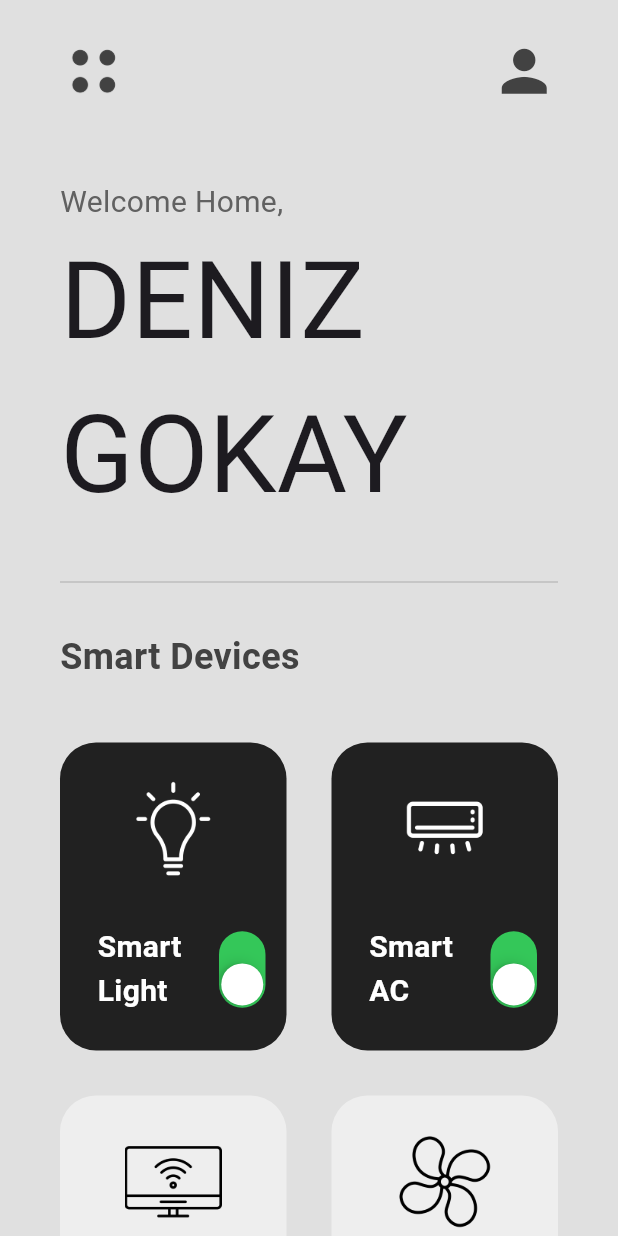
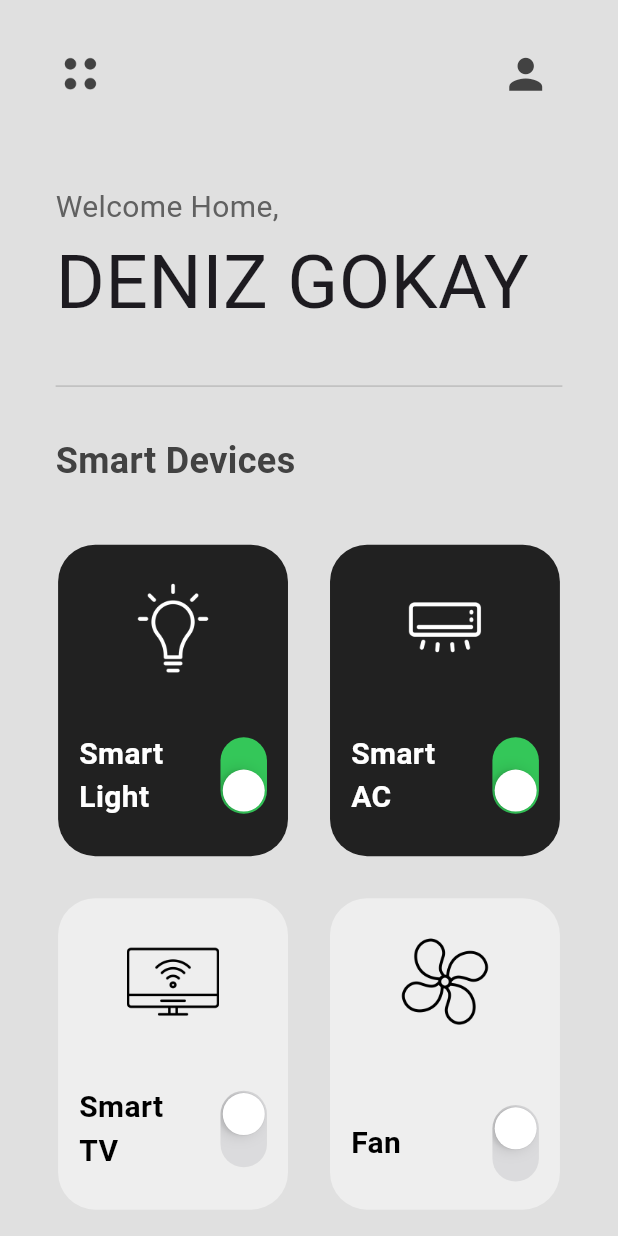
Before and after one commit to DenizGokayHamzali/FlutterProjects, a Flutter app: the screen it shows after launch, on a phone screen of 412 x 824 dp. Run offline on Flutter 3.47's test engine with Material 3 defaults, Android fonts, the light colour scheme and no system bars; our stand-ins replace google_fonts; Roboto replaces fonts that are missing (Oswald).

Commit message:
SmartHomeUI updated to responsive design and README updated

```diff
--- a/SmartHomeUI/lib/pages/home_page.dart
+++ b/SmartHomeUI/lib/pages/home_page.dart
@@ -10,9 +10,6 @@ class HomePage extends StatefulWidget {
 }
 
 class _HomePageState extends State<HomePage> {
-  // Padding constants for dev speed.
-  static const double horizontalPadding = 40;
-  static const double verticalPadding = 25;
 
   // Power button switched.
   void powerSwitchChanged(bool value, int index) {
@@ -23,6 +20,11 @@ class _HomePageState extends State<HomePage> {
 
   @override
   Widget build(BuildContext context) {
+    final screenHeight = MediaQuery.of(context).size.height;
+
+    final double horizontalPadding = screenHeight * 0.045; // 40
+    final double verticalPadding = screenHeight * 0.03; // 25
+
     return Scaffold(
       backgroundColor: Colors.grey[300],
       body: SafeArea(
@@ -31,7 +33,7 @@ class _HomePageState extends State<HomePage> {
           children: [
             // Custom app bar.
             Padding(
-              padding: const EdgeInsets.symmetric(
+              padding: EdgeInsets.symmetric(
                 horizontal: horizontalPadding,
                 vertical: verticalPadding,
               ),
@@ -39,16 +41,21 @@ class _HomePageState extends State<HomePage> {
                 mainAxisAlignment: MainAxisAlignment.spaceBetween,
                 children: [
                   // Menu icon.
-                  Image.asset(
-                    'lib/icons/menu.png',
-                    height: 45,
-                    color: Colors.grey[800],
+                  InkWell(
+                    onTap: () {},
+                    splashColor: Colors.white10,
+                    child: Image.asset(
+                      'lib/icons/menu.png',
+                      height: screenHeight * 0.04,
+                      color: Colors.grey[800],
+                    ),
                   ),
                   // Account icon.
-                  Icon(
-                    Icons.person,
-                    size: 45,
+                  IconButton(
+                    icon: const Icon(Icons.person),
+                    iconSize: screenHeight * 0.04,
                     color: Colors.grey[800],
+                    onPressed: () {},
                   ),
                 ],
               ),
@@ -56,34 +63,32 @@ class _HomePageState extends State<HomePage> {
             const SizedBox(height: 25),
             // Welcome home part.
             Padding(
-              padding: const EdgeInsets.symmetric(
+              padding: EdgeInsets.symmetric(
                 horizontal: horizontalPadding),
               child: Column(
                 crossAxisAlignment: CrossAxisAlignment.start,
                 children: [
-                  const Text(
+                  Text(
                     "Welcome Home,",
                     style: TextStyle(
-                      fontSize: 20,
-                      color: Color.fromRGBO(97, 97, 97, 1)
+                      fontSize: MediaQuery.of(context).textScaleFactor * 20,
+                      color: const Color.fromRGBO(97, 97, 97, 1)
                     ),
                   ),
                   Text(
                     "DENIZ GOKAY",
                     style: TextStyle(
                       fontFamily: 'Oswald',
-                      fontSize: 72,
+                      fontSize: MediaQuery.of(context).textScaleFactor * 50,
                     ),
                   ),
                 ],
               ),
             ),
-
             const SizedBox(height: 25),
-
-            const Padding(
+            Padding(
               padding: EdgeInsets.symmetric(horizontal: horizontalPadding),
-              child: Divider(
+              child: const Divider(
                 color: Color.fromRGBO(189, 189, 189, 1),
                 thickness: 1,
               ),
@@ -91,7 +96,7 @@ class _HomePageState extends State<HomePage> {
 
             const SizedBox(height: 25),
             // Smart devices + grid.
-            const Padding(
+            Padding(
               padding: EdgeInsets.symmetric(
                 horizontal: horizontalPadding
               ),
@@ -99,8 +104,8 @@ class _HomePageState extends State<HomePage> {
                 "Smart Devices",
                 style: TextStyle(
                   fontWeight: FontWeight.bold,
-                  fontSize: 24,
-                  color: Color.fromRGBO(66, 66, 66, 1),
+                  fontSize: MediaQuery.of(context).textScaleFactor * 24,
+                  color: const Color.fromRGBO(66, 66, 66, 1),
                 ),
               ),
             ),
@@ -108,7 +113,7 @@ class _HomePageState extends State<HomePage> {
             Expanded(
               child: GridView.builder(
                 itemCount: SmartDevices.mySmartDevices().length,
-                padding: const EdgeInsets.all(25.0),
+                padding: EdgeInsets.all(screenHeight * 0.03),
                 gridDelegate: const SliverGridDelegateWithFixedCrossAxisCount(
                   crossAxisCount: 2,
                   childAspectRatio: 1 / 1.3,
--- a/SmartHomeUI/lib/utilities/smart_device_box.dart
+++ b/SmartHomeUI/lib/utilities/smart_device_box.dart
@@ -3,52 +3,72 @@ import 'dart:math';
 import 'package:flutter/cupertino.dart';
 import 'package:flutter/material.dart';
 
-class SmartDeviceBox extends StatelessWidget {
+class SmartDeviceBox extends StatefulWidget {
   final String smartDeviceName;
   final String iconPath;
   final bool powerOn;
-  void Function(bool)? onChanged;
+  final Function(bool)? onChanged;
 
-  SmartDeviceBox({
+
+  const SmartDeviceBox({
     Key? key,
     required this.smartDeviceName,
     required this.iconPath,
     required this.powerOn,
-    required this.onChanged,
+    this.onChanged,
   }) : super(key: key);
 
   @override
+  State<SmartDeviceBox> createState() => _SmartDeviceBoxState();
+}
+
+class _SmartDeviceBoxState extends State<SmartDeviceBox> {
+  bool _powerOn = false; // Underscore for private names.
+
+  @override
+  void initState() {
+    super.initState();
+    _powerOn = widget.powerOn;
+  }
+
+
+  @override
   Widget build(BuildContext context) {
+    final screenHeight = MediaQuery.of(context).size.height;
+    final screenWidth = MediaQuery.of(context).size.width;
+
+    final double horizontalPadding = screenHeight * 0.045; // 40
+    final double verticalPadding = screenHeight * 0.03; // 25
 
     return Padding(
-      padding: const EdgeInsets.all(15.0),
+      padding: EdgeInsets.all(screenHeight * 0.017),
       child: Container(
         decoration: BoxDecoration(
-          color: powerOn ? Colors.grey[900] : Colors.grey[200],
-          borderRadius: BorderRadius.circular(24),
+          color: _powerOn ? Colors.grey[900] : Colors.grey[200],
+          borderRadius: BorderRadius.circular(screenHeight * 0.03),
         ),
-        padding: const EdgeInsets.symmetric(vertical: 25.0),
+        padding: EdgeInsets.symmetric(vertical: screenHeight * 0.03),
         child: Column(
           mainAxisAlignment: MainAxisAlignment.spaceBetween,
           children: [
             // Icon.
             Image.asset(
-              iconPath,
-              height: 65,
-              color: powerOn ? Colors.white : Colors.black,
+              widget.iconPath,
+              height: screenHeight * 0.075,
+              color: _powerOn ? Colors.white : Colors.black,
             ),
             // Smart device name + switch.
             Row(
               children: [
                 Expanded(
                   child: Padding(
-                    padding: const EdgeInsets.only(left: 25.0),
+                    padding: EdgeInsets.only(left: screenHeight * 0.017),
                     child: Text(
-                      smartDeviceName,
+                      widget.smartDeviceName,
                       style: TextStyle(
                         fontWeight: FontWeight.bold,
                         fontSize: 20,
-                        color: powerOn ? Colors.white : Colors.black,
+                        color: _powerOn ? Colors.white : Colors.black,
                       ),
                     ),
                   ),
@@ -56,8 +76,8 @@ class SmartDeviceBox extends StatelessWidget {
                 Transform.rotate(
                   angle: pi / 2,
                   child: CupertinoSwitch(
-                    value: powerOn,
-                    onChanged: onChanged,
+                    value: _powerOn,
+                    onChanged: (value) => setState(() => _powerOn = value)
                   ),
                 ),
               ],
```
Also changed, not shown: 1 other file.
